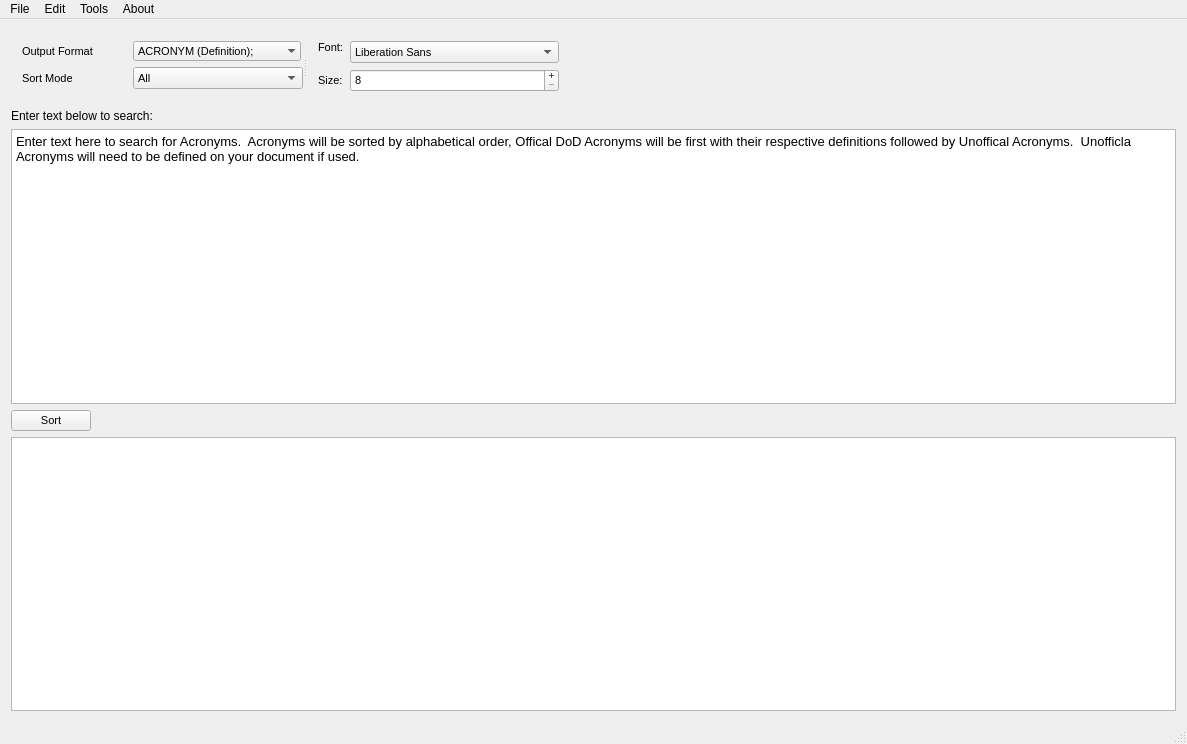
SnekCode/AcronymSorter, file Source_Files/sorter.ui: the form before one commit.
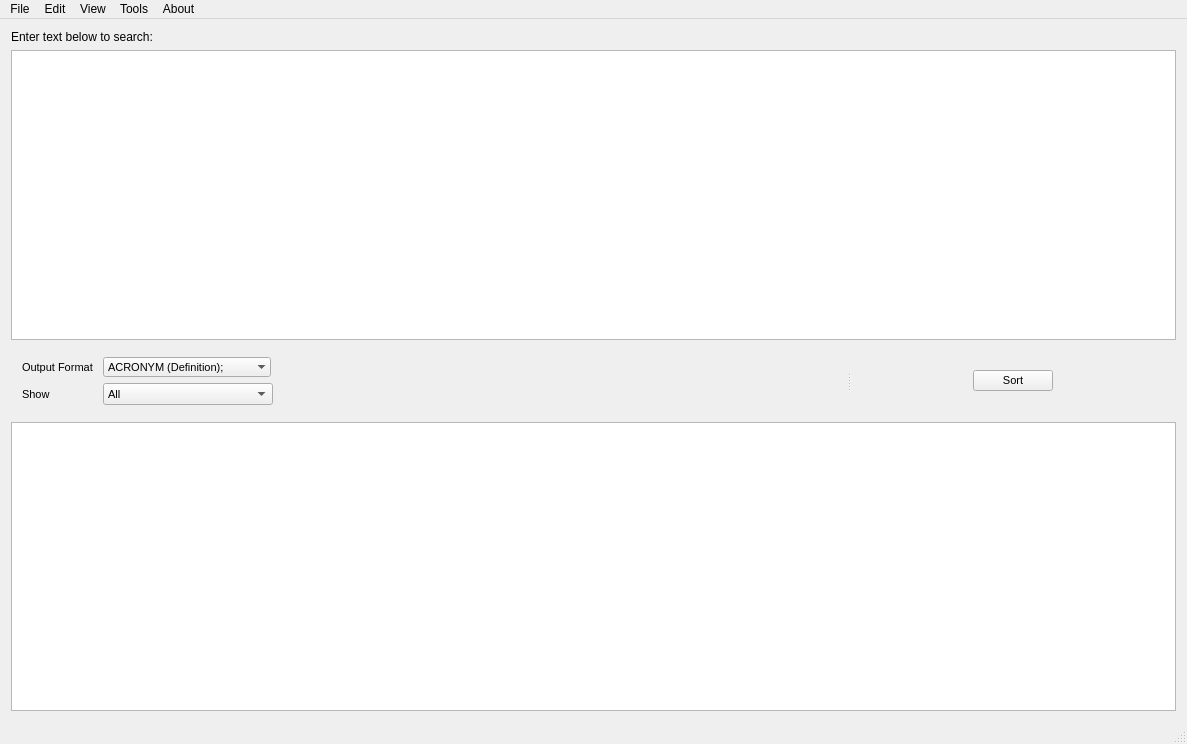
The form after the commit. Icons and pictures are not drawn.

Diff of the .ui file:
```diff
--- a/Source_Files/sorter.ui
+++ b/Source_Files/sorter.ui
@@ -27,14 +27,59 @@
     </sizepolicy>
    </property>
    <layout class="QVBoxLayout" name="verticalLayout">
-    <item alignment="Qt::AlignLeft">
+    <item>
+     <widget class="QLabel" name="label_3">
+      <property name="text">
+       <string>Enter text below to search:</string>
+      </property>
+     </widget>
+    </item>
+    <item>
+     <widget class="QTextEdit" name="InputBox">
+      <property name="sizePolicy">
+       <sizepolicy hsizetype="Preferred" vsizetype="Expanding">
+        <horstretch>0</horstretch>
+        <verstretch>0</verstretch>
+       </sizepolicy>
+      </property>
+      <property name="font">
+       <font>
+        <family>MS Shell Dlg 2</family>
+        <pointsize>10</pointsize>
+       </font>
+      </property>
+      <property name="mouseTracking">
+       <bool>true</bool>
+      </property>
+      <property name="toolTip">
+       <string>&lt;html&gt;&lt;head/&gt;&lt;body&gt;&lt;p&gt;Enter text here to search for Acronyms.  Acronyms will be sorted by alphabetical order, Offical DoD Acronyms will be first with their respective definitions followed by Unoffical Acronyms.  Unoffical Acronyms will need to be defined on your document if used.&lt;/p&gt;&lt;/body&gt;&lt;/html&gt;</string>
+      </property>
+      <property name="statusTip">
+       <string/>
+      </property>
+      <property name="whatsThis">
+       <string/>
+      </property>
+      <property name="sizeAdjustPolicy">
+       <enum>QAbstractScrollArea::AdjustIgnored</enum>
+      </property>
+      <property name="autoFormatting">
+       <set>QTextEdit::AutoAll</set>
+      </property>
+      <property name="html">
+       <string>&lt;!DOCTYPE HTML PUBLIC &quot;-//W3C//DTD HTML 4.0//EN&quot; &quot;http://www.w3.org/TR/REC-html40/strict.dtd&quot;&gt;
+&lt;html&gt;&lt;head&gt;&lt;meta name=&quot;qrichtext&quot; content=&quot;1&quot; /&gt;&lt;style type=&quot;text/css&quot;&gt;
+p, li { white-space: pre-wrap; }
+&lt;/style&gt;&lt;/head&gt;&lt;body style=&quot; font-family:'MS Shell Dlg 2'; font-size:10pt; font-weight:400; font-style:normal;&quot;&gt;
+&lt;p style=&quot;-qt-paragraph-type:empty; margin-top:0px; margin-bottom:0px; margin-left:0px; margin-right:0px; -qt-block-indent:0; text-indent:0px;&quot;&gt;&lt;br /&gt;&lt;/p&gt;&lt;/body&gt;&lt;/html&gt;</string>
+      </property>
+      <property name="overwriteMode">
+       <bool>false</bool>
+      </property>
+     </widget>
+    </item>
+    <item>
      <widget class="QSplitter" name="splitter">
-      <property name="font">
-       <font>
-        <family>MS Shell Dlg 2</family>
-        <pointsize>8</pointsize>
-       </font>
-      </property>
       <property name="orientation">
        <enum>Qt::Horizontal</enum>
       </property>
@@ -46,8 +91,14 @@
         </font>
        </property>
        <layout class="QFormLayout" name="formLayout">
+        <property name="sizeConstraint">
+         <enum>QLayout::SetDefaultConstraint</enum>
+        </property>
         <property name="horizontalSpacing">
-         <number>40</number>
+         <number>10</number>
+        </property>
+        <property name="verticalSpacing">
+         <number>6</number>
         </property>
         <property name="rightMargin">
          <number>0</number>
@@ -133,7 +184,7 @@
            </font>
           </property>
           <property name="text">
-           <string>Sort Mode</string>
+           <string>Show</string>
           </property>
           <property name="buddy">
            <cstring>SortModeBox</cstring>
@@ -182,82 +233,10 @@
         </item>
        </layout>
       </widget>
-      <widget class="QWidget" name="layoutWidget">
-       <property name="font">
-        <font>
-         <family>MS Shell Dlg 2</family>
-         <pointsize>8</pointsize>
-        </font>
-       </property>
-       <layout class="QFormLayout" name="formLayout_2">
-        <item row="1" column="0">
-         <widget class="QLabel" name="label">
-          <property name="sizePolicy">
-           <sizepolicy hsizetype="Preferred" vsizetype="Maximum">
-            <horstretch>0</horstretch>
-            <verstretch>0</verstretch>
-           </sizepolicy>
-          </property>
-          <property name="font">
-           <font>
-            <family>MS Shell Dlg 2</family>
-            <pointsize>8</pointsize>
-           </font>
-          </property>
-          <property name="text">
-           <string>Font:</string>
-          </property>
-          <property name="buddy">
-           <cstring>fontComboBox</cstring>
-          </property>
-         </widget>
-        </item>
-        <item row="2" column="0">
-         <widget class="QLabel" name="label_2">
-          <property name="font">
-           <font>
-            <family>MS Shell Dlg 2</family>
-            <pointsize>8</pointsize>
-           </font>
-          </property>
-          <property name="text">
-           <string>Size:</string>
-          </property>
-         </widget>
-        </item>
-        <item row="2" column="1">
-         <widget class="QSpinBox" name="font_size">
-          <property name="enabled">
-           <bool>true</bool>
-          </property>
-          <property name="font">
-           <font>
-            <family>MS Shell Dlg 2</family>
-            <pointsize>8</pointsize>
-           </font>
-          </property>
-          <property name="autoFillBackground">
-           <bool>false</bool>
-          </property>
-          <property name="readOnly">
-           <bool>false</bool>
-          </property>
-          <property name="buttonSymbols">
-           <enum>QAbstractSpinBox::PlusMinus</enum>
-          </property>
-          <property name="correctionMode">
-           <enum>QAbstractSpinBox::CorrectToNearestValue</enum>
-          </property>
-          <property name="minimum">
-           <number>8</number>
-          </property>
-          <property name="maximum">
-           <number>36</number>
-          </property>
-         </widget>
-        </item>
-        <item row="1" column="1">
-         <widget class="QFontComboBox" name="fontComboBox">
+      <widget class="QWidget" name="gridLayoutWidget">
+       <layout class="QGridLayout" name="gridLayout">
+        <item row="0" column="0">
+         <widget class="QPushButton" name="SortBtn">
           <property name="sizePolicy">
            <sizepolicy hsizetype="Fixed" vsizetype="Fixed">
             <horstretch>0</horstretch>
@@ -270,88 +249,18 @@
             <pointsize>8</pointsize>
            </font>
           </property>
-          <property name="toolTip">
-           <string>&lt;html&gt;&lt;head/&gt;&lt;body&gt;&lt;p&gt;Font&lt;/p&gt;&lt;/body&gt;&lt;/html&gt;</string>
+          <property name="text">
+           <string>Sort</string>
           </property>
-          <property name="styleSheet">
-           <string notr="true"/>
-          </property>
-          <property name="editable">
+          <property name="checkable">
            <bool>false</bool>
           </property>
-          <property name="sizeAdjustPolicy">
-           <enum>QComboBox::AdjustToContents</enum>
-          </property>
          </widget>
         </item>
        </layout>
       </widget>
      </widget>
     </item>
-    <item>
-     <widget class="QLabel" name="label_3">
-      <property name="text">
-       <string>Enter text below to search:</string>
-      </property>
-     </widget>
-    </item>
-    <item>
-     <widget class="QTextEdit" name="InputBox">
-      <property name="sizePolicy">
-       <sizepolicy hsizetype="Preferred" vsizetype="Expanding">
-        <horstretch>0</horstretch>
-        <verstretch>0</verstretch>
-       </sizepolicy>
-      </property>
-      <property name="font">
-       <font>
-        <family>MS Shell Dlg 2</family>
-        <pointsize>10</pointsize>
-       </font>
-      </property>
-      <property name="mouseTracking">
-       <bool>true</bool>
-      </property>
-      <property name="sizeAdjustPolicy">
-       <enum>QAbstractScrollArea::AdjustIgnored</enum>
-      </property>
-      <property name="autoFormatting">
-       <set>QTextEdit::AutoAll</set>
-      </property>
-      <property name="html">
-       <string>&lt;!DOCTYPE HTML PUBLIC &quot;-//W3C//DTD HTML 4.0//EN&quot; &quot;http://www.w3.org/TR/REC-html40/strict.dtd&quot;&gt;
-&lt;html&gt;&lt;head&gt;&lt;meta name=&quot;qrichtext&quot; content=&quot;1&quot; /&gt;&lt;style type=&quot;text/css&quot;&gt;
-p, li { white-space: pre-wrap; }
-&lt;/style&gt;&lt;/head&gt;&lt;body style=&quot; font-family:'MS Shell Dlg 2'; font-size:10pt; font-weight:400; font-style:normal;&quot;&gt;
-&lt;p style=&quot; margin-top:0px; margin-bottom:0px; margin-left:0px; margin-right:0px; -qt-block-indent:0; text-indent:0px;&quot;&gt;Enter text here to search for Acronyms.  Acronyms will be sorted by alphabetical order, Offical DoD Acronyms will be first with their respective definitions followed by Unoffical Acronyms.  Unofficla Acronyms will need to be defined on your document if used.&lt;/p&gt;&lt;/body&gt;&lt;/html&gt;</string>
-      </property>
-      <property name="overwriteMode">
-       <bool>false</bool>
-      </property>
-     </widget>
-    </item>
-    <item>
-     <widget class="QPushButton" name="SortBtn">
-      <property name="sizePolicy">
-       <sizepolicy hsizetype="Fixed" vsizetype="Fixed">
-        <horstretch>0</horstretch>
-        <verstretch>0</verstretch>
-       </sizepolicy>
-      </property>
-      <property name="font">
-       <font>
-        <family>MS Shell Dlg 2</family>
-        <pointsize>8</pointsize>
-       </font>
-      </property>
-      <property name="text">
-       <string>Sort</string>
-      </property>
-      <property name="checkable">
-       <bool>false</bool>
-      </property>
-     </widget>
-    </item>
     <item>
      <widget class="QTextEdit" name="OutputBox">
       <property name="sizePolicy">
@@ -381,7 +290,7 @@
      <x>0</x>
      <y>0</y>
      <width>1187</width>
-     <height>22</height>
+     <height>21</height>
     </rect>
    </property>
    <property name="palette">
@@ -930,8 +839,14 @@
     <addaction name="menuRestore_Settings"/>
     <addaction name="actionRun_Logic_Diagnostic"/>
    </widget>
+   <widget class="QMenu" name="menuView">
+    <property name="title">
+     <string>View</string>
+    </property>
+   </widget>
    <addaction name="menuFile"/>
    <addaction name="menuAbout"/>
+   <addaction name="menuView"/>
    <addaction name="menuTools"/>
    <addaction name="menuAbout_2"/>
   </widget>
```
Left out of the diff: 8 changed lines with no effect on the pictures.
